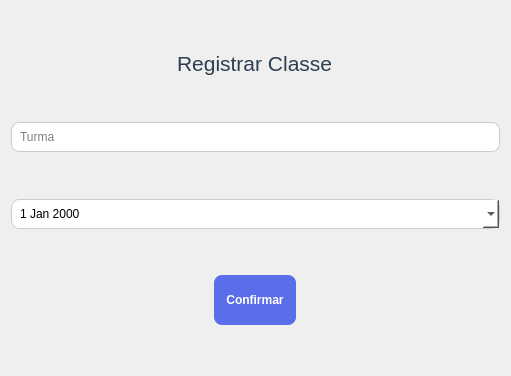
Caiquef80/Gerenciamento-Escolar, file App/view/ui/registerClass.ui: the form before one commit.
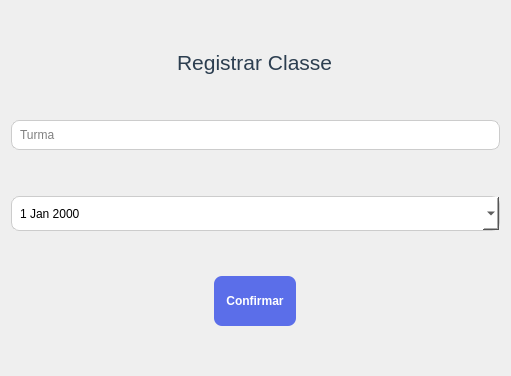
The form after the commit. Icons and pictures are not drawn.

Commit message: Tela de adminScreen (#118)

```diff
--- a/App/view/ui/registerClass.ui
+++ b/App/view/ui/registerClass.ui
@@ -90,6 +90,18 @@
    </item>
    <item row="5" column="0">
     <widget class="QDateEdit" name="data">
+     <property name="minimumSize">
+      <size>
+       <width>0</width>
+       <height>35</height>
+      </size>
+     </property>
+     <property name="maximumSize">
+      <size>
+       <width>16777215</width>
+       <height>16777215</height>
+      </size>
+     </property>
      <property name="calendarPopup">
       <bool>true</bool>
      </property>
```
The commit also changes 3 other files.
